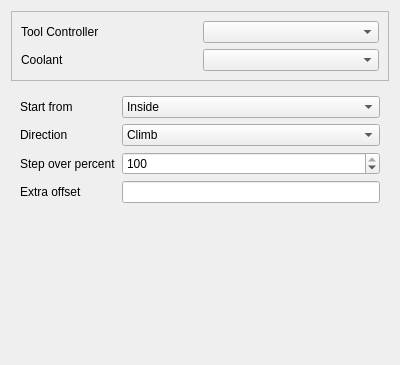
The window that src/Mod/CAM/Gui/Resources/panels/PageOpHelixEdit.ui (southseact-3d/fcd) describes before a commit, drawn with Qt 5.
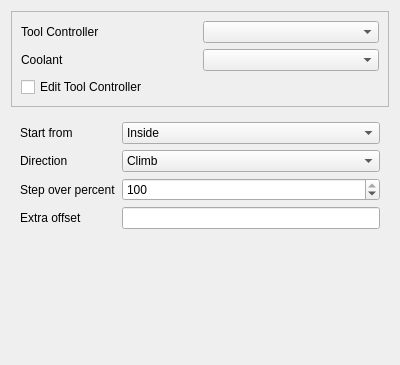
The same window after the commit. Custom widgets are drawn as their Qt base class.

Commit message: [CAM] Add UI elements for viewing and editing tool controller parameters from within the operation edit UI (#23180)

```diff
--- a/src/Mod/CAM/Gui/Resources/panels/PageOpHelixEdit.ui
+++ b/src/Mod/CAM/Gui/Resources/panels/PageOpHelixEdit.ui
@@ -51,6 +51,13 @@
         </property>
        </widget>
       </item>
+      <item row="2" column="0" colspan="2">
+       <widget class="QCheckBox" name="editToolController">
+        <property name="text">
+         <string>Edit Tool Controller</string>
+        </property>
+       </widget>
+      </item>
      </layout>
     </widget>
    </item>
```
The commit also changes 26 other files.
